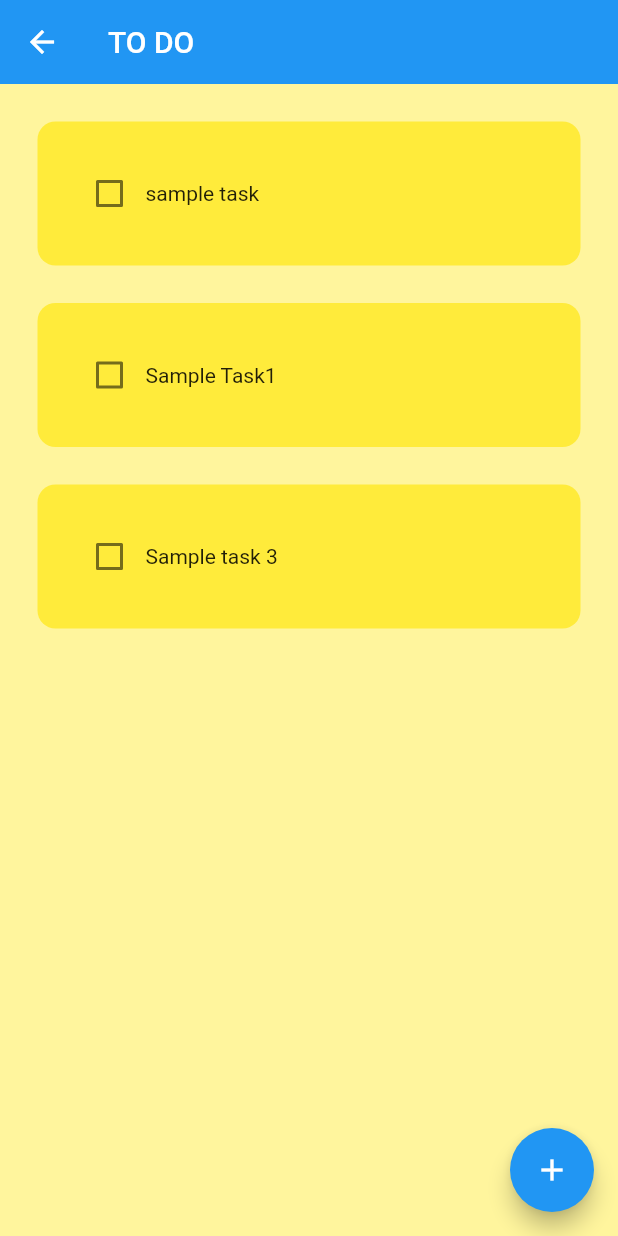
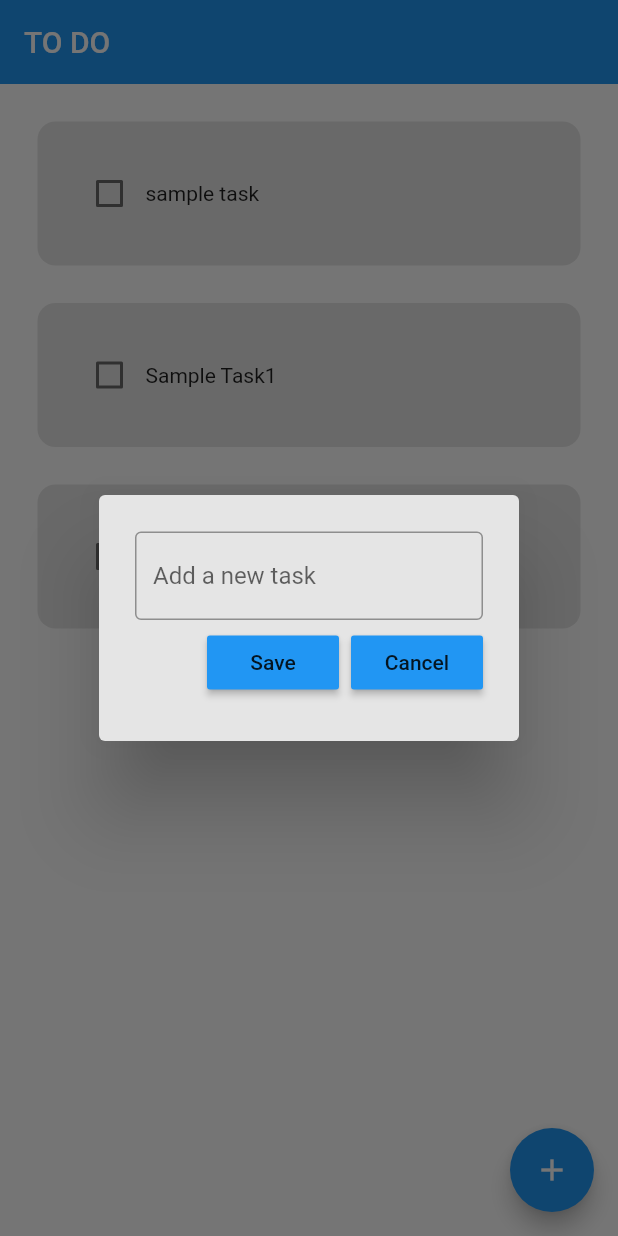
Before and after one commit to neilsadev/all_stack_challanges, a Flutter app: the HomePage screen opened directly, after a tap on the "add" icon, on a phone screen of 412 x 824 dp. Run offline on Flutter 3.47's test engine with Material 2 defaults, Android fonts, the light colour scheme and no system bars; drawn by our look-alikes of flutter_slidable; our stand-ins replace dio.

Commit message:
ui complete project set up

```diff
--- a/allStackToDo/todoallstackapp/lib/view/button.dart
+++ b/allStackToDo/todoallstackapp/lib/view/button.dart
@@ -2,8 +2,8 @@ import 'package:flutter/material.dart';
 
 class MyButton extends StatelessWidget {
   final String text;
-  VoidCallback onPressed;
-  MyButton({
+  final VoidCallback onPressed;
+  const MyButton({
     super.key,
     required this.text,
     required this.onPressed,
--- a/allStackToDo/todoallstackapp/lib/view/dialogue.dart
+++ b/allStackToDo/todoallstackapp/lib/view/dialogue.dart
@@ -2,11 +2,11 @@ import 'package:flutter/material.dart';
 import 'package:todoallstackapp/view/button.dart';
 
 class DialogBox extends StatelessWidget {
-  final controller;
-  VoidCallback onSave;
-  VoidCallback onCancel;
+  final TextEditingController controller;
+  final VoidCallback onSave;
+  final VoidCallback onCancel;
 
-  DialogBox({
+  const DialogBox({
     super.key,
     required this.controller,
     required this.onSave,
@@ -16,8 +16,8 @@ class DialogBox extends StatelessWidget {
   @override
   Widget build(BuildContext context) {
     return AlertDialog(
-      backgroundColor: Colors.yellow[300],
-      content: Container(
+      backgroundColor: const Color(0xffe5e5e5),
+      content: SizedBox(
         height: 120,
         child: Column(
           mainAxisAlignment: MainAxisAlignment.spaceEvenly,
@@ -25,7 +25,7 @@ class DialogBox extends StatelessWidget {
             // get user input
             TextField(
               controller: controller,
-              decoration: InputDecoration(
+              decoration: const InputDecoration(
                 border: OutlineInputBorder(),
                 hintText: "Add a new task",
               ),
--- a/allStackToDo/todoallstackapp/lib/view/homepage.dart
+++ b/allStackToDo/todoallstackapp/lib/view/homepage.dart
@@ -2,6 +2,7 @@ import 'package:flutter/material.dart';
 import 'package:todoallstackapp/view/todotile.dart';
 
 import '../model/todo.dart';
+import 'dialogue.dart';
 
 class HomePage extends StatefulWidget {
   const HomePage({super.key});
@@ -11,6 +12,7 @@ class HomePage extends StatefulWidget {
 }
 
 class _HomePageState extends State<HomePage> {
+  final TextEditingController controller = TextEditingController();
   List<Todo> taskList = [
     Todo(taskName: "sample task", taskCompleted: false),
     Todo(taskName: "Sample Task1", taskCompleted: false),
@@ -23,16 +25,16 @@ class _HomePageState extends State<HomePage> {
   // create a new task
   void createNewTask() {
     //Implement Create Task
-    // showDialog(
-    //   context: context,
-    //   builder: (context) {
-    //     return DialogBox(
-    //       controller: _controller,
-    //       onSave: saveNewTask,
-    //       onCancel: () => Navigator.of(context).pop(),
-    //     );
-    //   },
-    // );
+    showDialog(
+      context: context,
+      builder: (context) {
+        return DialogBox(
+          controller: controller,
+          onSave: () {},
+          onCancel: () => Navigator.of(context).pop(),
+        );
+      },
+    );
   }
 
   // delete task
@@ -42,13 +44,13 @@ class _HomePageState extends State<HomePage> {
   @override
   Widget build(BuildContext context) {
     return Scaffold(
-      backgroundColor: Colors.yellow[200],
+      backgroundColor: Colors.white,
       appBar: AppBar(
-        title: const Text('TO DO'),
+        title: const Text('TO DO', textDirection: TextDirection.ltr),
         elevation: 0,
       ),
       floatingActionButton: FloatingActionButton(
-        onPressed: () {},
+        onPressed: createNewTask,
         child: const Icon(Icons.add),
       ),
       body: ListView.builder(
--- a/allStackToDo/todoallstackapp/lib/view/todotile.dart
+++ b/allStackToDo/todoallstackapp/lib/view/todotile.dart
@@ -5,10 +5,10 @@ import '../model/todo.dart';
 
 class ToDoTile extends StatelessWidget {
   final Todo task;
-  Function(bool?)? onChanged;
-  Function(BuildContext)? deleteFunction;
+  final Function(bool?)? onChanged;
+  final Function(BuildContext)? deleteFunction;
 
-  ToDoTile({
+  const ToDoTile({
     super.key,
     required this.task,
     required this.onChanged,
@@ -34,7 +34,7 @@ class ToDoTile extends StatelessWidget {
         child: Container(
           padding: const EdgeInsets.all(24),
           decoration: BoxDecoration(
-            color: Colors.yellow,
+            color: const Color(0xffe5e5e5),
             borderRadius: BorderRadius.circular(12),
           ),
           child: Row(
```
Also changed, not shown: allStackToDo/todoallstackapp/lib/main.dart (+5 -49 lines), 7 other files.
